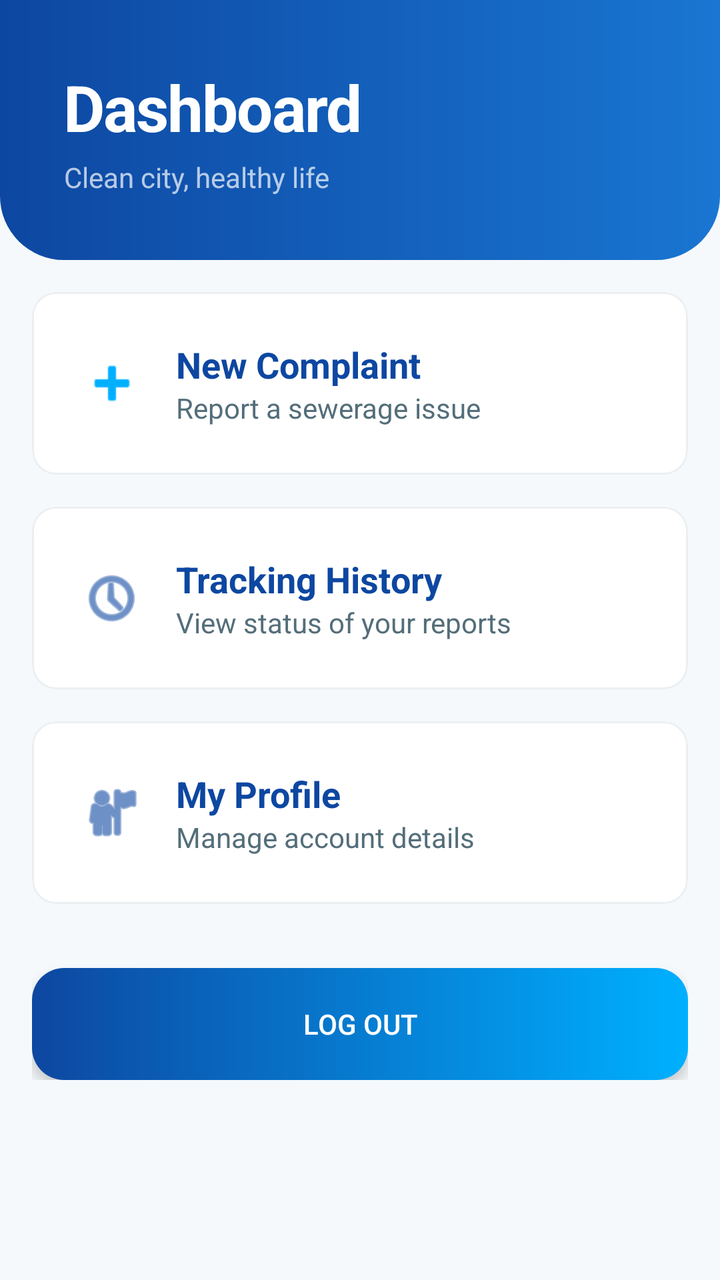
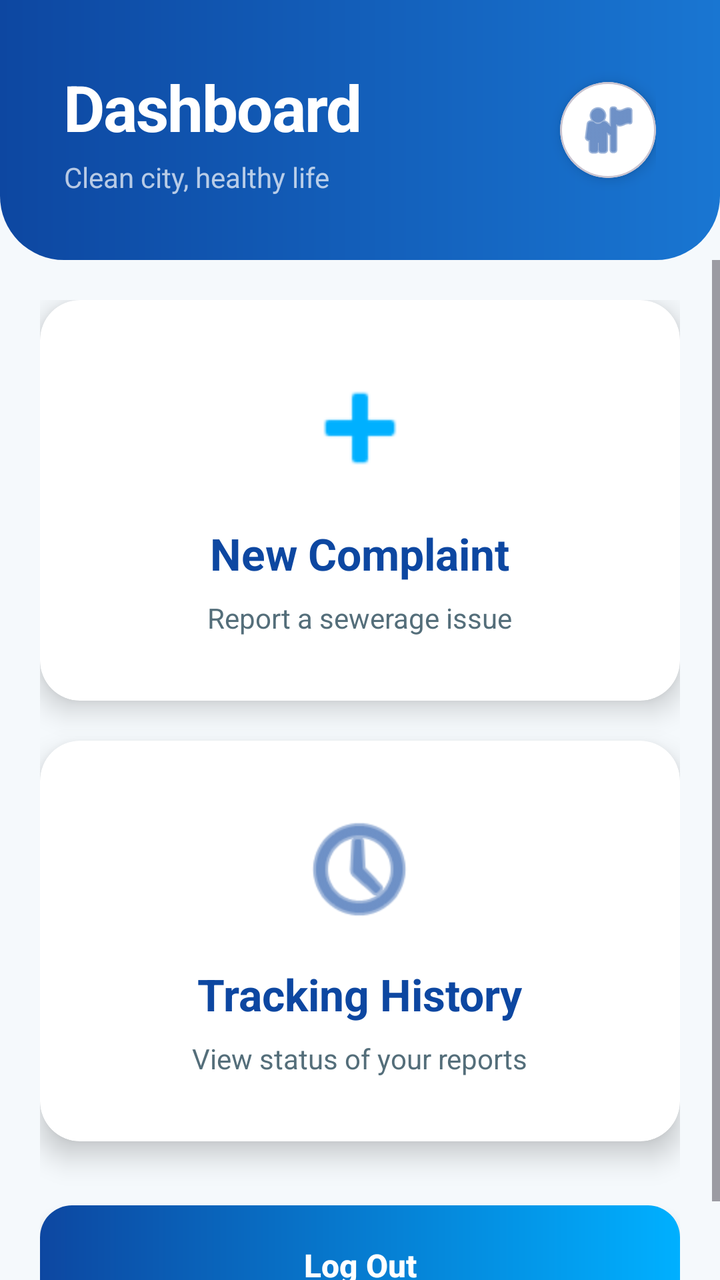

An Android layout rendered at two revisions. The XML below is the earlier revision; the diff shows what the commit changed to produce the second picture.
<!-- AndroidManifest.xml: application theme Theme.SewageManagement -->
<!-- res/layout/activity_dashboard.xml -->
<?xml version="1.0" encoding="utf-8"?>
<LinearLayout
    xmlns:android="http://schemas.android.com/apk/res/android"
    xmlns:app="http://schemas.android.com/apk/res-auto"
    android:layout_width="match_parent"
    android:layout_height="match_parent"
    android:orientation="vertical"
    android:background="@color/background">

    
    <RelativeLayout
        android:layout_width="match_parent"
        android:layout_height="wrap_content"
        android:background="@drawable/bg_header_rounded"
        android:padding="32dp">

        <LinearLayout
            android:layout_width="wrap_content"
            android:layout_height="wrap_content"
            android:orientation="vertical">

            <TextView
                android:layout_width="wrap_content"
                android:layout_height="wrap_content"
                android:text="Dashboard"
                android:textSize="32sp"
                android:textStyle="bold"
                android:textColor="@color/white"
                android:letterSpacing="-0.02"/>
            
            <TextView
                android:layout_width="wrap_content"
                android:layout_height="wrap_content"
                android:text="Clean city, healthy life"
                android:textSize="14sp"
                android:textColor="#B3FFFFFF"
                android:layout_marginTop="4dp"/>
        </LinearLayout>
    </RelativeLayout>

    <ScrollView
        android:layout_width="match_parent"
        android:layout_height="match_parent">

        <LinearLayout
            android:layout_width="match_parent"
            android:layout_height="wrap_content"
            android:orientation="vertical"
            android:padding="16dp">

            
            <com.google.android.material.card.MaterialCardView
                android:id="@+id/btnSubmitComplaint"
                android:layout_width="match_parent"
                android:layout_height="wrap_content"
                android:layout_marginBottom="16dp"
                app:cardCornerRadius="12dp"
                app:cardElevation="0dp"
                app:strokeWidth="1dp"
                app:strokeColor="@color/gray_light"
                android:clickable="true"
                android:foreground="?android:attr/selectableItemBackground"
                app:cardBackgroundColor="@color/white">

                <LinearLayout
                    android:layout_width="match_parent"
                    android:layout_height="wrap_content"
                    android:orientation="horizontal"
                    android:padding="24dp"
                    android:gravity="center_vertical">

                    <ImageView
                        android:layout_width="32dp"
                        android:layout_height="32dp"
                        android:src="@android:drawable/ic_input_add"
                        app:tint="@color/secondary"/>

                    <LinearLayout
                        android:layout_width="match_parent"
                        android:layout_height="wrap_content"
                        android:orientation="vertical"
                        android:layout_marginStart="16dp">

                        <TextView
                            android:layout_width="wrap_content"
                            android:layout_height="wrap_content"
                            android:text="New Complaint"
                            android:textSize="18sp"
                            android:textStyle="bold"
                            android:textColor="@color/primary"/>

                        <TextView
                            android:layout_width="wrap_content"
                            android:layout_height="wrap_content"
                            android:text="Report a sewerage issue"
                            android:textSize="14sp"
                            android:textColor="@color/gray_text"/>
                    </LinearLayout>
                </LinearLayout>
            </com.google.android.material.card.MaterialCardView>

            
            <com.google.android.material.card.MaterialCardView
                android:id="@+id/btnHistory"
                android:layout_width="match_parent"
                android:layout_height="wrap_content"
                android:layout_marginBottom="16dp"
                app:cardCornerRadius="12dp"
                app:cardElevation="0dp"
                app:strokeWidth="1dp"
                app:strokeColor="@color/gray_light"
                android:clickable="true"
                android:foreground="?android:attr/selectableItemBackground"
                app:cardBackgroundColor="@color/white">

                <LinearLayout
                    android:layout_width="match_parent"
                    android:layout_height="wrap_content"
                    android:orientation="horizontal"
                    android:padding="24dp"
                    android:gravity="center_vertical">

                    <ImageView
                        android:layout_width="32dp"
                        android:layout_height="32dp"
                        android:src="@android:drawable/ic_menu_recent_history"
                        app:tint="@color/primary"/>

                    <LinearLayout
                        android:layout_width="match_parent"
                        android:layout_height="wrap_content"
                        android:orientation="vertical"
                        android:layout_marginStart="16dp">

                        <TextView
                            android:layout_width="wrap_content"
                            android:layout_height="wrap_content"
                            android:text="Tracking History"
                            android:textSize="18sp"
                            android:textStyle="bold"
                            android:textColor="@color/primary"/>

                        <TextView
                            android:layout_width="wrap_content"
                            android:layout_height="wrap_content"
                            android:text="View status of your reports"
                            android:textSize="14sp"
                            android:textColor="@color/gray_text"/>
                    </LinearLayout>
                </LinearLayout>
            </com.google.android.material.card.MaterialCardView>

            
            <com.google.android.material.card.MaterialCardView
                android:id="@+id/btnProfile"
                android:layout_width="match_parent"
                android:layout_height="wrap_content"
                android:layout_marginBottom="32dp"
                app:cardCornerRadius="12dp"
                app:cardElevation="0dp"
                app:strokeWidth="1dp"
                app:strokeColor="@color/gray_light"
                android:clickable="true"
                android:foreground="?android:attr/selectableItemBackground"
                app:cardBackgroundColor="@color/white">

                <LinearLayout
                    android:layout_width="match_parent"
                    android:layout_height="wrap_content"
                    android:orientation="horizontal"
                    android:padding="24dp"
                    android:gravity="center_vertical">

                    <ImageView
                        android:layout_width="32dp"
                        android:layout_height="32dp"
                        android:src="@android:drawable/ic_menu_myplaces"
                        app:tint="@color/primary"/>

                    <LinearLayout
                        android:layout_width="match_parent"
                        android:layout_height="wrap_content"
                        android:orientation="vertical"
                        android:layout_marginStart="16dp">

                        <TextView
                            android:layout_width="wrap_content"
                            android:layout_height="wrap_content"
                            android:text="My Profile"
                            android:textSize="18sp"
                            android:textStyle="bold"
                            android:textColor="@color/primary"/>

                        <TextView
                            android:layout_width="wrap_content"
                            android:layout_height="wrap_content"
                            android:text="Manage account details"
                            android:textSize="14sp"
                            android:textColor="@color/gray_text"/>
                    </LinearLayout>
                </LinearLayout>
            </com.google.android.material.card.MaterialCardView>

            <androidx.appcompat.widget.AppCompatButton
                android:id="@+id/btnLogout"
                android:layout_width="match_parent"
                android:layout_height="56dp"
                android:text="Log Out"
                android:textColor="@color/white"
                android:background="@drawable/bg_button_gradient"
                android:elevation="4dp"
                android:stateListAnimator="@null"/>

        </LinearLayout>
    </ScrollView>
</LinearLayout>
<!-- resources referenced by this layout -->
<resources>
  <color name="background">#F5F9FC</color>
  <color name="gray_light">#ECEFF1</color>
  <color name="gray_text">#546E7A</color>
  <color name="primary">#0D47A1</color>
  <color name="secondary">#00B0FF</color>
  <color name="white">#FFFFFFFF</color>
  <!-- drawable bg_button_gradient (drawable) -->
  <?xml version="1.0" encoding="utf-8"?>
  <shape xmlns:android="http://schemas.android.com/apk/res/android"
      android:shape="rectangle">
      <gradient
          android:startColor="#0D47A1"
          android:endColor="#00B0FF"
          android:angle="0"/>
      <corners android:radius="16dp"/>
  </shape>
  <!-- drawable bg_header_rounded (drawable) -->
  <?xml version="1.0" encoding="utf-8"?>
  <shape xmlns:android="http://schemas.android.com/apk/res/android">
      <gradient
          android:startColor="#0D47A1"
          android:endColor="#1976D2"
          android:angle="0"/>
      <corners
          android:bottomLeftRadius="32dp"
          android:bottomRightRadius="32dp"/>
  </shape>
  <style name="Theme.SewageManagement" parent="Base.Theme.SewageManagement" />
  <style name="Base.Theme.SewageManagement" parent="Theme.Material3.DayNight.NoActionBar">
          
          <item name="colorPrimary">@color/primary</item>
          <item name="colorPrimaryVariant">@color/primary_dark</item>
          <item name="colorOnPrimary">@color/on_primary</item>
          <item name="colorSecondary">@color/secondary</item>
          <item name="colorSecondaryVariant">@color/secondary_variant</item>
          <item name="colorOnSecondary">@color/on_secondary</item>
          <item name="android:statusBarColor">@color/primary_dark</item>
      </style>
  <color name="primary_dark">#002171</color>
  <color name="on_primary">#FFFFFF</color>
  <color name="secondary_variant">#0081CB</color>
  <color name="on_secondary">#FFFFFF</color>
</resources>

<!-- the commit's change to res/layout/activity_dashboard.xml (unified diff, before → after) -->
@@ -17,7 +17,9 @@
         <LinearLayout
             android:layout_width="wrap_content"
             android:layout_height="wrap_content"
-            android:orientation="vertical">
+            android:orientation="vertical"
+            android:layout_alignParentStart="true"
+            android:layout_centerVertical="true">
 
             <TextView
                 android:layout_width="wrap_content"
@@ -27,7 +29,7 @@
                 android:textStyle="bold"
                 android:textColor="@color/white"
                 android:letterSpacing="-0.02"/>
-            
+
             <TextView
                 android:layout_width="wrap_content"
                 android:layout_height="wrap_content"
@@ -36,66 +38,86 @@
                 android:textColor="#B3FFFFFF"
                 android:layout_marginTop="4dp"/>
         </LinearLayout>
+
+        
+        <com.google.android.material.card.MaterialCardView
+            android:id="@+id/ivProfile"
+            android:layout_width="48dp"
+            android:layout_height="48dp"
+            android:layout_alignParentEnd="true"
+            android:layout_centerVertical="true"
+            app:cardCornerRadius="24dp"
+            app:cardElevation="4dp"
+            app:cardBackgroundColor="@color/white"
+            android:clickable="true"
+            android:focusable="true"
+            android:foreground="?android:attr/selectableItemBackground">
+
+            <ImageView
+                android:layout_width="match_parent"
+                android:layout_height="match_parent"
+                android:src="@android:drawable/ic_menu_myplaces"
+                android:padding="8dp"
+                app:tint="@color/primary"
+                android:scaleType="centerInside"/>
+        </com.google.android.material.card.MaterialCardView>
+
     </RelativeLayout>
 
     <ScrollView
         android:layout_width="match_parent"
-        android:layout_height="match_parent">
+        android:layout_height="match_parent"
+        android:overScrollMode="never">
 
         <LinearLayout
             android:layout_width="match_parent"
             android:layout_height="wrap_content"
             android:orientation="vertical"
-            android:padding="16dp">
+            android:padding="20dp">
 
             
             <com.google.android.material.card.MaterialCardView
                 android:id="@+id/btnSubmitComplaint"
                 android:layout_width="match_parent"
                 android:layout_height="wrap_content"
-                android:layout_marginBottom="16dp"
-                app:cardCornerRadius="12dp"
-                app:cardElevation="0dp"
-                app:strokeWidth="1dp"
-                app:strokeColor="@color/gray_light"
+                android:layout_marginBottom="20dp"
+                app:cardCornerRadius="20dp"
+                app:cardElevation="8dp"
+                app:cardBackgroundColor="@color/white"
                 android:clickable="true"
+                android:focusable="true"
                 android:foreground="?android:attr/selectableItemBackground"
-                app:cardBackgroundColor="@color/white">
+                app:strokeWidth="0dp">
 
                 <LinearLayout
                     android:layout_width="match_parent"
                     android:layout_height="wrap_content"
-                    android:orientation="horizontal"
-                    android:padding="24dp"
-                    android:gravity="center_vertical">
+                    android:orientation="vertical"
+                    android:padding="32dp"
+                    android:gravity="center">
 
                     <ImageView
-                        android:layout_width="32dp"
-                        android:layout_height="32dp"
+                        android:layout_width="64dp"
+                        android:layout_height="64dp"
                         android:src="@android:drawable/ic_input_add"
-                        app:tint="@color/secondary"/>
+                        app:tint="@color/secondary"
+                        android:layout_marginBottom="16dp"/>
 
-                    <LinearLayout
-                        android:layout_width="match_parent"
+                    <TextView
+                        android:layout_width="wrap_content"
                         android:layout_height="wrap_content"
-                        android:orientation="vertical"
-                        android:layout_marginStart="16dp">
+                        android:text="New Complaint"
+                        android:textSize="22sp"
+                        android:textStyle="bold"
+                        android:textColor="@color/primary"/>
 
-                        <TextView
-                            android:layout_width="wrap_content"
-                            android:layout_height="wrap_content"
-                            android:text="New Complaint"
-                            android:textSize="18sp"
-                            android:textStyle="bold"
-                            android:textColor="@color/primary"/>
-
-                        <TextView
-                            android:layout_width="wrap_content"
-                            android:layout_height="wrap_content"
-                            android:text="Report a sewerage issue"
-                            android:textSize="14sp"
-                            android:textColor="@color/gray_text"/>
-                    </LinearLayout>
+                    <TextView
+                        android:layout_width="wrap_content"
+                        android:layout_height="wrap_content"
+                        android:text="Report a sewerage issue"
+                        android:textSize="14sp"
+                        android:textColor="@color/gray_text"
+                        android:layout_marginTop="8dp"/>
                 </LinearLayout>
             </com.google.android.material.card.MaterialCardView>
 
@@ -104,112 +126,59 @@
                 android:id="@+id/btnHistory"
                 android:layout_width="match_parent"
                 android:layout_height="wrap_content"
-                android:layout_marginBottom="16dp"
-                app:cardCornerRadius="12dp"
-                app:cardElevation="0dp"
-                app:strokeWidth="1dp"
-                app:strokeColor="@color/gray_light"
+                android:layout_marginBottom="32dp"
+                app:cardCornerRadius="20dp"
+                app:cardElevation="8dp"
+                app:cardBackgroundColor="@color/white"
                 android:clickable="true"
+                android:focusable="true"
                 android:foreground="?android:attr/selectableItemBackground"
-                app:cardBackgroundColor="@color/white">
+                app:strokeWidth="0dp">
 
                 <LinearLayout
                     android:layout_width="match_parent"
                     android:layout_height="wrap_content"
-                    android:orientation="horizontal"
-                    android:padding="24dp"
-                    android:gravity="center_vertical">
+                    android:orientation="vertical"
+                    android:padding="32dp"
+                    android:gravity="center">
 
                     <ImageView
-                        android:layout_width="32dp"
-                        android:layout_height="32dp"
+                        android:layout_width="64dp"
+                        android:layout_height="64dp"
                         android:src="@android:drawable/ic_menu_recent_history"
-                        app:tint="@color/primary"/>
+                        app:tint="@color/primary"
+                        android:layout_marginBottom="16dp"/>
 
-                    <LinearLayout
-                        android:layout_width="match_parent"
+                    <TextView
+                        android:layout_width="wrap_content"
                         android:layout_height="wrap_content"
-                        android:orientation="vertical"
-                        android:layout_marginStart="16dp">
+                        android:text="Tracking History"
+                        android:textSize="22sp"
+                        android:textStyle="bold"
+                        android:textColor="@color/primary"/>
 
-                        <TextView
-                            android:layout_width="wrap_content"
-                            android:layout_height="wrap_content"
-                            android:text="Tracking History"
-                            android:textSize="18sp"
-                            android:textStyle="bold"
-                            android:textColor="@color/primary"/>
-
-                        <TextView
-                            android:layout_width="wrap_content"
-                            android:layout_height="wrap_content"
-                            android:text="View status of your reports"
-                            android:textSize="14sp"
-                            android:textColor="@color/gray_text"/>
-                    </LinearLayout>
-                </LinearLayout>
-            </com.google.android.material.card.MaterialCardView>
-
-            
-            <com.google.android.material.card.MaterialCardView
-                android:id="@+id/btnProfile"
-                android:layout_width="match_parent"
-                android:layout_height="wrap_content"
-                android:layout_marginBottom="32dp"
-                app:cardCornerRadius="12dp"
-                app:cardElevation="0dp"
-                app:strokeWidth="1dp"
-                app:strokeColor="@color/gray_light"
-                android:clickable="true"
-                android:foreground="?android:attr/selectableItemBackground"
-                app:cardBackgroundColor="@color/white">
-
-                <LinearLayout
-                    android:layout_width="match_parent"
-                    android:layout_height="wrap_content"
-                    android:orientation="horizontal"
-                    android:padding="24dp"
-                    android:gravity="center_vertical">
-
-                    <ImageView
-                        android:layout_width="32dp"
-                        android:layout_height="32dp"
-                        android:src="@android:drawable/ic_menu_myplaces"
-                        app:tint="@color/primary"/>
-
-                    <LinearLayout
-                        android:layout_width="match_parent"
+                    <TextView
+                        android:layout_width="wrap_content"
                         android:layout_height="wrap_content"
-                        android:orientation="vertical"
-                        android:layout_marginStart="16dp">
-
-                        <TextView
-                            android:layout_width="wrap_content"
-                            android:layout_height="wrap_content"
-                            android:text="My Profile"
-                            android:textSize="18sp"
-                            android:textStyle="bold"
-                            android:textColor="@color/primary"/>
-
-                        <TextView
-                            android:layout_width="wrap_content"
-                            android:layout_height="wrap_content"
-                            android:text="Manage account details"
-                            android:textSize="14sp"
-                            android:textColor="@color/gray_text"/>
-                    </LinearLayout>
+                        android:text="View status of your reports"
+                        android:textSize="14sp"
+                        android:textColor="@color/gray_text"
+                        android:layout_marginTop="8dp"/>
                 </LinearLayout>
             </com.google.android.material.card.MaterialCardView>
 
             <androidx.appcompat.widget.AppCompatButton
                 android:id="@+id/btnLogout"
                 android:layout_width="match_parent"
-                android:layout_height="56dp"
+                android:layout_height="60dp"
                 android:text="Log Out"
                 android:textColor="@color/white"
+                android:textSize="16sp"
+                android:textStyle="bold"
                 android:background="@drawable/bg_button_gradient"
                 android:elevation="4dp"
-                android:stateListAnimator="@null"/>
+                android:stateListAnimator="@null"
+                android:textAllCaps="false"/>
 
         </LinearLayout>
     </ScrollView>
<!-- resource entries referenced after the edit -->
@@ -1,7 +1,6 @@
 <!-- resources referenced by this layout -->
 <resources>
   <color name="background">#F5F9FC</color>
-  <color name="gray_light">#ECEFF1</color>
   <color name="gray_text">#546E7A</color>
   <color name="primary">#0D47A1</color>
   <color name="secondary">#00B0FF</color>
